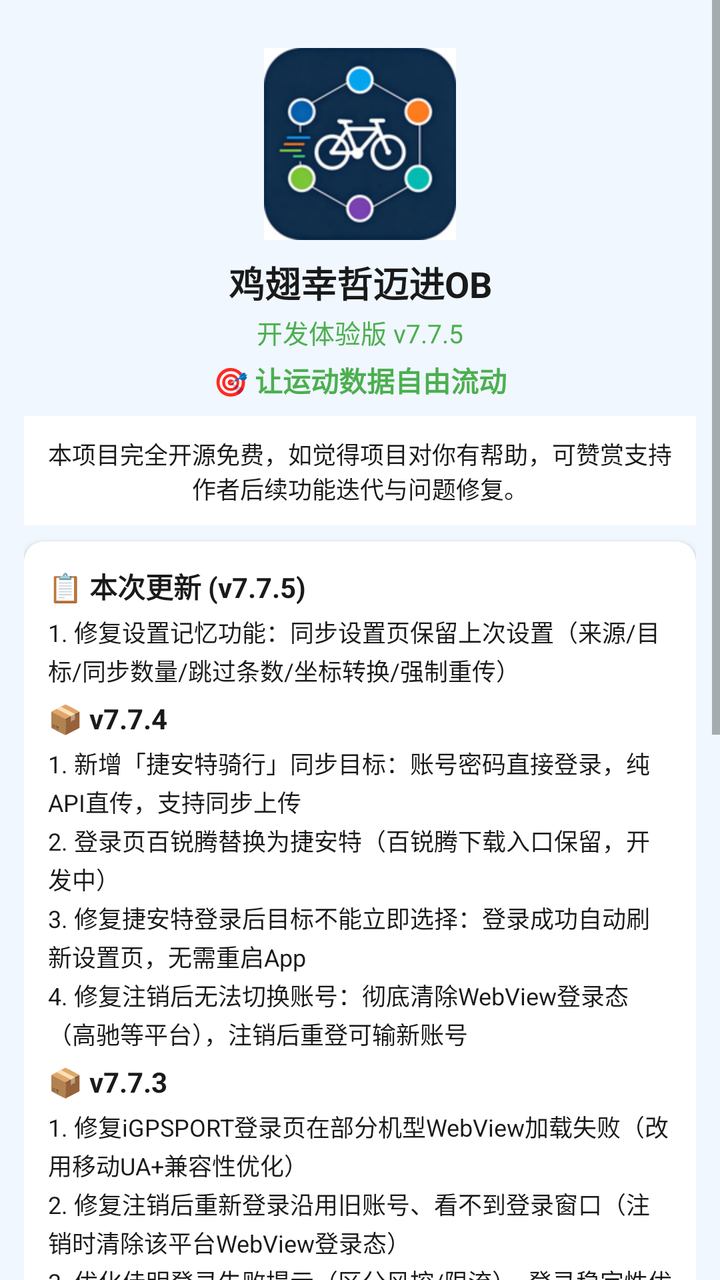
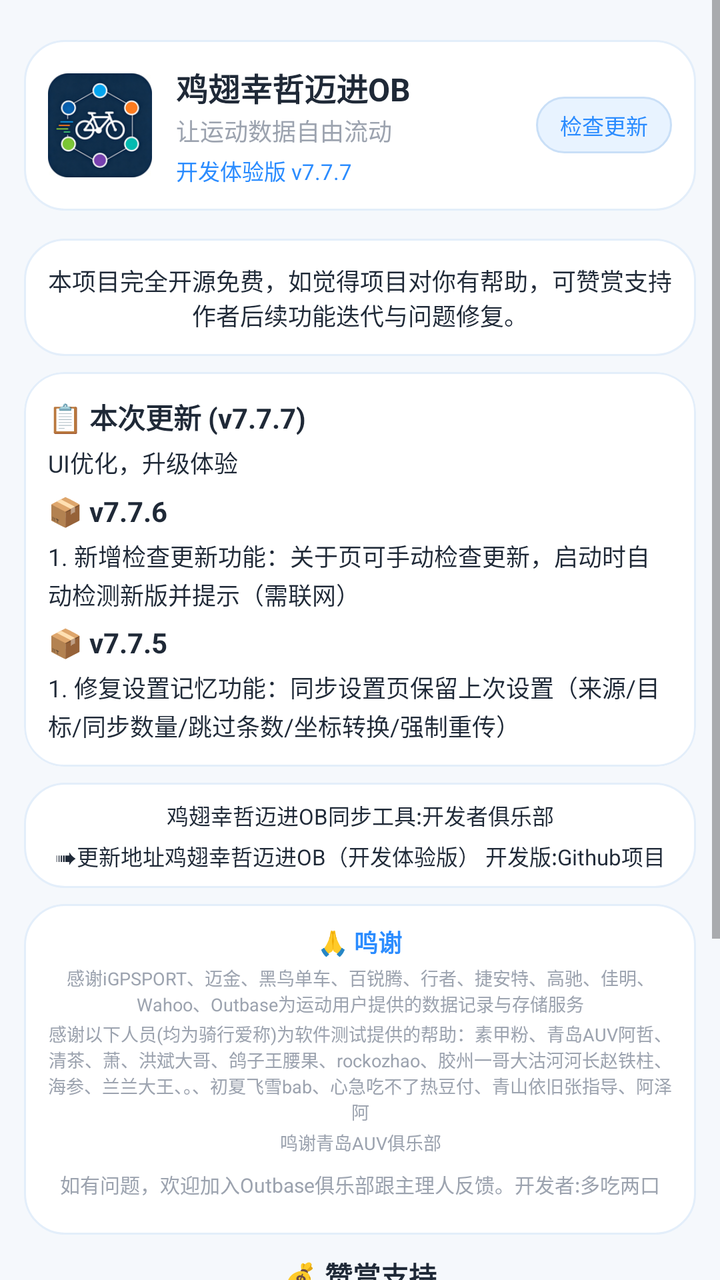

Compare the two renders of this Android layout. The source of the first and the diff that turns it into the second are given below.
<!-- AndroidManifest.xml: application theme Theme.JichiOB -->
<!-- res/layout/fragment_about.xml -->
<?xml version="1.0" encoding="utf-8"?>
<ScrollView xmlns:android="http://schemas.android.com/apk/res/android"
    xmlns:app="http://schemas.android.com/apk/res-auto"
    android:layout_width="match_parent"
    android:layout_height="match_parent"
    android:background="@color/bg_light"
    android:fillViewport="true">

    <LinearLayout
        android:layout_width="match_parent"
        android:layout_height="wrap_content"
        android:orientation="vertical"
        android:padding="12dp">

        
        <ImageView
            android:layout_width="96dp"
            android:layout_height="96dp"
            android:layout_gravity="center_horizontal"
            android:layout_marginTop="12dp"
            android:src="@mipmap/ic_launcher"
            android:contentDescription="logo" />

        
        <TextView
            android:layout_width="match_parent"
            android:layout_height="wrap_content"
            android:layout_marginTop="8dp"
            android:gravity="center"
            android:text="鸡翅幸哲迈进OB"
            android:textColor="@color/text_primary"
            android:textSize="18sp"
            android:textStyle="bold" />
        <TextView
            android:layout_width="match_parent"
            android:layout_height="wrap_content"
            android:gravity="center"
            android:layout_marginTop="2dp"
            android:text="开发体验版 v7.7.5"
            android:textColor="@color/green"
            android:textSize="13sp" />
        <TextView
            android:layout_width="match_parent"
            android:layout_height="wrap_content"
            android:gravity="center"
            android:layout_marginTop="4dp"
            android:text="🎯 让运动数据自由流动"
            android:textColor="@color/green"
            android:textSize="14sp"
            android:textStyle="bold" />

        
        <TextView
            android:layout_width="match_parent"
            android:layout_height="wrap_content"
            android:layout_marginTop="8dp"
            android:padding="10dp"
            android:background="#FFFFFF"
            android:gravity="center"
            android:text="本项目完全开源免费，如觉得项目对你有帮助，可赞赏支持作者后续功能迭代与问题修复。"
            android:textColor="@color/text_primary"
            android:textSize="12sp" />

        
        <com.google.android.material.card.MaterialCardView
            android:layout_width="match_parent"
            android:layout_height="wrap_content"
            android:layout_marginTop="8dp"
            android:layout_marginBottom="6dp"
            app:cardCornerRadius="10dp"
            app:cardElevation="2dp">
            <LinearLayout android:layout_width="match_parent" android:layout_height="wrap_content" android:orientation="vertical" android:padding="12dp">
                <TextView android:layout_width="wrap_content" android:layout_height="wrap_content" android:text="📋 本次更新 (v7.7.5)" android:textSize="14sp" android:textStyle="bold" android:textColor="@color/text_primary" />
                <TextView android:layout_width="match_parent" android:layout_height="wrap_content" android:layout_marginTop="4dp" android:text="1. 修复设置记忆功能：同步设置页保留上次设置（来源/目标/同步数量/跳过条数/坐标转换/强制重传）" android:textSize="12sp" android:textColor="@color/text_primary" android:lineSpacingExtra="2dp" />
                <TextView android:layout_width="wrap_content" android:layout_height="wrap_content" android:layout_marginTop="6dp" android:text="📦 v7.7.4" android:textSize="14sp" android:textStyle="bold" android:textColor="@color/text_primary" />
                <TextView android:layout_width="match_parent" android:layout_height="wrap_content" android:layout_marginTop="4dp" android:text="1. 新增「捷安特骑行」同步目标：账号密码直接登录，纯API直传，支持同步上传\n2. 登录页百锐腾替换为捷安特（百锐腾下载入口保留，开发中）\n3. 修复捷安特登录后目标不能立即选择：登录成功自动刷新设置页，无需重启App\n4. 修复注销后无法切换账号：彻底清除WebView登录态（高驰等平台），注销后重登可输新账号" android:textSize="12sp" android:textColor="@color/text_primary" android:lineSpacingExtra="2dp" />
                <TextView android:layout_width="wrap_content" android:layout_height="wrap_content" android:layout_marginTop="6dp" android:text="📦 v7.7.3" android:textSize="14sp" android:textStyle="bold" android:textColor="@color/text_primary" />
                <TextView android:layout_width="match_parent" android:layout_height="wrap_content" android:layout_marginTop="4dp" android:text="1. 修复iGPSPORT登录页在部分机型WebView加载失败（改用移动UA+兼容性优化）\n2. 修复注销后重新登录沿用旧账号、看不到登录窗口（注销时清除该平台WebView登录态）\n3. 优化佳明登录失败提示（区分风控/限流），登录稳定性优化" android:textSize="12sp" android:textColor="@color/text_primary" android:lineSpacingExtra="2dp" />
            </LinearLayout>
        </com.google.android.material.card.MaterialCardView>

        
        <TextView android:id="@+id/tvClubLink" android:layout_width="match_parent" android:layout_height="wrap_content" android:gravity="center" android:text="鸡翅幸哲迈进OB同步工具:开发者俱乐部" android:textColor="@color/text_primary" android:textSize="11sp" android:padding="2dp" />
        <TextView android:id="@+id/tvUpdateLink" android:layout_width="match_parent" android:layout_height="wrap_content" android:gravity="center" android:text="➠更新地址鸡翅幸哲迈进OB（开发体验版） 开发版:Github项目" android:textColor="@color/text_primary" android:textSize="11sp" android:padding="2dp" />

        
        <TextView android:layout_width="match_parent" android:layout_height="wrap_content" android:gravity="center" android:layout_marginTop="4dp" android:text="🙏 鸣谢" android:textColor="@color/text_primary" android:textSize="11sp" android:textStyle="bold" android:padding="2dp" />
        <TextView android:layout_width="match_parent" android:layout_height="wrap_content" android:gravity="center" android:text="感谢iGPSPORT、迈金、黑鸟单车、百锐腾、行者、高驰、佳明、Wahoo、Outbase为运动用户提供的数据记录与存储服务" android:textColor="@color/text_secondary" android:textSize="9sp" android:padding="1dp" />
        <TextView android:layout_width="match_parent" android:layout_height="wrap_content" android:gravity="center" android:text="感谢以下人员(均为骑行爱称)为软件测试提供的帮助：素甲粉、青岛AUV阿哲、清茶、萧、洪斌大哥、鸽子王腰果、rockozhao、胶州一哥大沽河河长赵铁柱、海参、兰兰大王、。、初夏飞雪bab、心急吃不了热豆付、青山依旧张指导、阿泽阿" android:textColor="@color/text_secondary" android:textSize="9sp" android:padding="1dp" />
        <TextView android:layout_width="match_parent" android:layout_height="wrap_content" android:gravity="center" android:text="鸣谢青岛AUV俱乐部" android:textColor="@color/text_secondary" android:textSize="9sp" android:padding="1dp" android:layout_marginBottom="4dp" />
        <TextView android:layout_width="match_parent" android:layout_height="wrap_content" android:gravity="center" android:text="如有问题，欢迎加入Outbase俱乐部跟主理人反馈。开发者:多吃两口" android:textColor="@color/text_secondary" android:textSize="10sp" android:padding="2dp" android:layout_marginBottom="8dp" />

        
        <TextView
            android:layout_width="match_parent"
            android:layout_height="wrap_content"
            android:gravity="center"
            android:layout_marginTop="4dp"
            android:text="💰 赞赏支持"
            android:textColor="@color/text_primary"
            android:textSize="14sp"
            android:textStyle="bold" />
        <LinearLayout
            android:layout_width="match_parent"
            android:layout_height="wrap_content"
            android:layout_marginTop="4dp"
            android:orientation="horizontal"
            android:gravity="center">
            <LinearLayout android:layout_width="0dp" android:layout_height="wrap_content" android:layout_weight="1" android:orientation="vertical" android:gravity="center" android:padding="4dp">
                <ImageView android:layout_width="150dp" android:layout_height="150dp" android:src="@drawable/reward_wechat" android:contentDescription="微信赞赏码" android:adjustViewBounds="true" />
                <TextView android:layout_width="wrap_content" android:layout_height="wrap_content" android:text="微信赞赏码" android:textSize="11sp" android:textColor="@color/text_secondary" android:layout_marginTop="2dp" />
            </LinearLayout>
            <LinearLayout android:layout_width="0dp" android:layout_height="wrap_content" android:layout_weight="1" android:orientation="vertical" android:gravity="center" android:padding="4dp">
                <ImageView android:layout_width="130dp" android:layout_height="wrap_content" android:src="@drawable/reward_alipay" android:contentDescription="支付宝收款码" android:adjustViewBounds="true" />
                <TextView android:layout_width="wrap_content" android:layout_height="wrap_content" android:text="支付宝收款码" android:textSize="11sp" android:textColor="@color/text_secondary" android:layout_marginTop="2dp" />
            </LinearLayout>
        </LinearLayout>
        <TextView
            android:layout_width="match_parent"
            android:layout_height="wrap_content"
            android:gravity="center"
            android:layout_marginTop="6dp"
            android:layout_marginBottom="12dp"
            android:text="本项目完全开源免费，您的赞赏将支持后续功能迭代与问题修复"
            android:textColor="@color/text_secondary"
            android:textSize="10sp" />
    </LinearLayout>
</ScrollView>
<!-- resources referenced by this layout -->
<resources>
  <color name="bg_light">#F0F7FF</color>
  <color name="green">#4CAF50</color>
  <color name="text_primary">#1A1A1A</color>
  <color name="text_secondary">#999999</color>
  <!-- drawable reward_alipay: png bitmap (drawable-nodpi, 139308 bytes) -->
  <!-- drawable reward_wechat: png bitmap (drawable-nodpi, 241727 bytes) -->
  <!-- mipmap ic_launcher: png bitmap (mipmap-hdpi, 9102 bytes) -->
  <style name="Theme.JichiOB" parent="Theme.MaterialComponents.Light.NoActionBar">
          <item name="colorPrimary">@color/primary</item>
          <item name="colorPrimaryDark">@color/primary_dark</item>
          <item name="colorAccent">@color/primary</item>
          <item name="android:statusBarColor">@color/splash_end</item>
          <item name="android:windowBackground">@color/bg_light</item>
      </style>
  <color name="primary">#1989FA</color>
  <color name="primary_dark">#0D6ED8</color>
  <color name="splash_end">#4DAAFF</color>
</resources>

<!-- the commit's change to res/layout/fragment_about.xml (unified diff, before → after) -->
@@ -13,49 +13,79 @@
         android:padding="12dp">
 
         
-        <ImageView
-            android:layout_width="96dp"
-            android:layout_height="96dp"
-            android:layout_gravity="center_horizontal"
-            android:layout_marginTop="12dp"
-            android:src="@mipmap/ic_launcher"
-            android:contentDescription="logo" />
+        <LinearLayout
+            android:layout_width="match_parent"
+            android:layout_height="wrap_content"
+            android:layout_marginTop="8dp"
+            android:layout_marginBottom="6dp"
+            android:orientation="horizontal"
+            android:gravity="center_vertical"
+            android:padding="12dp"
+            android:background="@drawable/bg_note_card">
+
+            <ImageView
+                android:layout_width="52dp"
+                android:layout_height="52dp"
+                android:src="@mipmap/ic_launcher"
+                android:contentDescription="logo" />
+
+            <LinearLayout
+                android:layout_width="0dp"
+                android:layout_height="wrap_content"
+                android:layout_weight="1"
+                android:layout_marginStart="12dp"
+                android:orientation="vertical">
+
+                <TextView
+                    android:layout_width="wrap_content"
+                    android:layout_height="wrap_content"
+                    android:text="鸡翅幸哲迈进OB"
+                    android:textColor="@color/text_primary"
+                    android:textSize="16sp"
+                    android:textStyle="bold" />
+
+                <TextView
+                    android:layout_width="wrap_content"
+                    android:layout_height="wrap_content"
+                    android:layout_marginTop="1dp"
+                    android:text="让运动数据自由流动"
+                    android:textColor="@color/text_secondary"
+                    android:textSize="12sp" />
+
+                <TextView
+                    android:layout_width="wrap_content"
+                    android:layout_height="wrap_content"
+                    android:layout_marginTop="3dp"
+                    android:text="开发体验版 v7.7.7"
+                    android:textColor="@color/primary"
+                    android:textSize="11sp" />
+            </LinearLayout>
+
+            
+            <TextView
+                android:id="@+id/btnCheckUpdate"
+                android:layout_width="wrap_content"
+                android:layout_height="wrap_content"
+                android:layout_marginStart="8dp"
+                android:background="@drawable/bg_check_update"
+                android:clickable="true"
+                android:focusable="true"
+                android:paddingStart="12dp"
+                android:paddingTop="6dp"
+                android:paddingEnd="12dp"
+                android:paddingBottom="6dp"
+                android:text="检查更新"
+                android:textColor="@color/primary"
+                android:textSize="11sp" />
+        </LinearLayout>
 
         
         <TextView
             android:layout_width="match_parent"
             android:layout_height="wrap_content"
             android:layout_marginTop="8dp"
-            android:gravity="center"
-            android:text="鸡翅幸哲迈进OB"
-            android:textColor="@color/text_primary"
-            android:textSize="18sp"
-            android:textStyle="bold" />
-        <TextView
-            android:layout_width="match_parent"
-            android:layout_height="wrap_content"
-            android:gravity="center"
-            android:layout_marginTop="2dp"
-            android:text="开发体验版 v7.7.5"
-            android:textColor="@color/green"
-            android:textSize="13sp" />
-        <TextView
-            android:layout_width="match_parent"
-            android:layout_height="wrap_content"
-            android:gravity="center"
-            android:layout_marginTop="4dp"
-            android:text="🎯 让运动数据自由流动"
-            android:textColor="@color/green"
-            android:textSize="14sp"
-            android:textStyle="bold" />
-
-        
-        <TextView
-            android:layout_width="match_parent"
-            android:layout_height="wrap_content"
-            android:layout_marginTop="8dp"
-            android:padding="10dp"
-            android:background="#FFFFFF"
+            android:padding="12dp"
+            android:background="@drawable/bg_note_card"
             android:gravity="center"
             android:text="本项目完全开源免费，如觉得项目对你有帮助，可赞赏支持作者后续功能迭代与问题修复。"
             android:textColor="@color/text_primary"
@@ -67,28 +97,48 @@
             android:layout_height="wrap_content"
             android:layout_marginTop="8dp"
             android:layout_marginBottom="6dp"
-            app:cardCornerRadius="10dp"
-            app:cardElevation="2dp">
+            app:cardCornerRadius="20dp"
+            app:cardElevation="0dp"
+                app:strokeColor="#E3EEFA"
+                app:strokeWidth="1dp">
             <LinearLayout android:layout_width="match_parent" android:layout_height="wrap_content" android:orientation="vertical" android:padding="12dp">
-                <TextView android:layout_width="wrap_content" android:layout_height="wrap_content" android:text="📋 本次更新 (v7.7.5)" android:textSize="14sp" android:textStyle="bold" android:textColor="@color/text_primary" />
+                <TextView android:layout_width="wrap_content" android:layout_height="wrap_content" android:text="📋 本次更新 (v7.7.7)" android:textSize="14sp" android:textStyle="bold" android:textColor="@color/text_primary" />
+                <TextView android:layout_width="match_parent" android:layout_height="wrap_content" android:layout_marginTop="4dp" android:text="UI优化，升级体验" android:textSize="12sp" android:textColor="@color/text_primary" android:lineSpacingExtra="2dp" />
+                <TextView android:layout_width="wrap_content" android:layout_height="wrap_content" android:layout_marginTop="6dp" android:text="📦 v7.7.6" android:textSize="14sp" android:textStyle="bold" android:textColor="@color/text_primary" />
+                <TextView android:layout_width="match_parent" android:layout_height="wrap_content" android:layout_marginTop="4dp" android:text="1. 新增检查更新功能：关于页可手动检查更新，启动时自动检测新版并提示（需联网）" android:textSize="12sp" android:textColor="@color/text_primary" android:lineSpacingExtra="2dp" />
+                <TextView android:layout_width="wrap_content" android:layout_height="wrap_content" android:layout_marginTop="6dp" android:text="📦 v7.7.5" android:textSize="14sp" android:textStyle="bold" android:textColor="@color/text_primary" />
                 <TextView android:layout_width="match_parent" android:layout_height="wrap_content" android:layout_marginTop="4dp" android:text="1. 修复设置记忆功能：同步设置页保留上次设置（来源/目标/同步数量/跳过条数/坐标转换/强制重传）" android:textSize="12sp" android:textColor="@color/text_primary" android:lineSpacingExtra="2dp" />
-                <TextView android:layout_width="wrap_content" android:layout_height="wrap_content" android:layout_marginTop="6dp" android:text="📦 v7.7.4" android:textSize="14sp" android:textStyle="bold" android:textColor="@color/text_primary" />
-                <TextView android:layout_width="match_parent" android:layout_height="wrap_content" android:layout_marginTop="4dp" android:text="1. 新增「捷安特骑行」同步目标：账号密码直接登录，纯API直传，支持同步上传\n2. 登录页百锐腾替换为捷安特（百锐腾下载入口保留，开发中）\n3. 修复捷安特登录后目标不能立即选择：登录成功自动刷新设置页，无需重启App\n4. 修复注销后无法切换账号：彻底清除WebView登录态（高驰等平台），注销后重登可输新账号" android:textSize="12sp" android:textColor="@color/text_primary" android:lineSpacingExtra="2dp" />
-                <TextView android:layout_width="wrap_content" android:layout_height="wrap_content" android:layout_marginTop="6dp" android:text="📦 v7.7.3" android:textSize="14sp" android:textStyle="bold" android:textColor="@color/text_primary" />
-                <TextView android:layout_width="match_parent" android:layout_height="wrap_content" android:layout_marginTop="4dp" android:text="1. 修复iGPSPORT登录页在部分机型WebView加载失败（改用移动UA+兼容性优化）\n2. 修复注销后重新登录沿用旧账号、看不到登录窗口（注销时清除该平台WebView登录态）\n3. 优化佳明登录失败提示（区分风控/限流），登录稳定性优化" android:textSize="12sp" android:textColor="@color/text_primary" android:lineSpacingExtra="2dp" />
             </LinearLayout>
         </com.google.android.material.card.MaterialCardView>
 
         
-        <TextView android:id="@+id/tvClubLink" android:layout_width="match_parent" android:layout_height="wrap_content" android:gravity="center" android:text="鸡翅幸哲迈进OB同步工具:开发者俱乐部" android:textColor="@color/text_primary" android:textSize="11sp" android:padding="2dp" />
-        <TextView android:id="@+id/tvUpdateLink" android:layout_width="match_parent" android:layout_height="wrap_content" android:gravity="center" android:text="➠更新地址鸡翅幸哲迈进OB（开发体验版） 开发版:Github项目" android:textColor="@color/text_primary" android:textSize="11sp" android:padding="2dp" />
+        <LinearLayout
+            android:layout_width="match_parent"
+            android:layout_height="wrap_content"
+            android:layout_marginTop="2dp"
+            android:layout_marginBottom="6dp"
+            android:orientation="vertical"
+            android:padding="6dp"
+            android:background="@drawable/bg_note_card">
+            <TextView android:id="@+id/tvClubLink" android:layout_width="match_parent" android:layout_height="wrap_content" android:gravity="center" android:text="鸡翅幸哲迈进OB同步工具:开发者俱乐部" android:textColor="@color/text_primary" android:textSize="11sp" android:padding="2dp" />
+            <TextView android:id="@+id/tvUpdateLink" android:layout_width="match_parent" android:layout_height="wrap_content" android:gravity="center" android:text="➠更新地址鸡翅幸哲迈进OB（开发体验版） 开发版:Github项目" android:textColor="@color/text_primary" android:textSize="11sp" android:padding="2dp" />
+        </LinearLayout>
 
         
-        <TextView android:layout_width="match_parent" android:layout_height="wrap_content" android:gravity="center" android:layout_marginTop="4dp" android:text="🙏 鸣谢" android:textColor="@color/text_primary" android:textSize="11sp" android:textStyle="bold" android:padding="2dp" />
-        <TextView android:layout_width="match_parent" android:layout_height="wrap_content" android:gravity="center" android:text="感谢iGPSPORT、迈金、黑鸟单车、百锐腾、行者、高驰、佳明、Wahoo、Outbase为运动用户提供的数据记录与存储服务" android:textColor="@color/text_secondary" android:textSize="9sp" android:padding="1dp" />
-        <TextView android:layout_width="match_parent" android:layout_height="wrap_content" android:gravity="center" android:text="感谢以下人员(均为骑行爱称)为软件测试提供的帮助：素甲粉、青岛AUV阿哲、清茶、萧、洪斌大哥、鸽子王腰果、rockozhao、胶州一哥大沽河河长赵铁柱、海参、兰兰大王、。、初夏飞雪bab、心急吃不了热豆付、青山依旧张指导、阿泽阿" android:textColor="@color/text_secondary" android:textSize="9sp" android:padding="1dp" />
-        <TextView android:layout_width="match_parent" android:layout_height="wrap_content" android:gravity="center" android:text="鸣谢青岛AUV俱乐部" android:textColor="@color/text_secondary" android:textSize="9sp" android:padding="1dp" android:layout_marginBottom="4dp" />
-        <TextView android:layout_width="match_parent" android:layout_height="wrap_content" android:gravity="center" android:text="如有问题，欢迎加入Outbase俱乐部跟主理人反馈。开发者:多吃两口" android:textColor="@color/text_secondary" android:textSize="10sp" android:padding="2dp" android:layout_marginBottom="8dp" />
+        <LinearLayout
+            android:layout_width="match_parent"
+            android:layout_height="wrap_content"
+            android:layout_marginTop="2dp"
+            android:layout_marginBottom="6dp"
+            android:orientation="vertical"
+            android:padding="8dp"
+            android:background="@drawable/bg_note_card">
+            <TextView android:layout_width="match_parent" android:layout_height="wrap_content" android:gravity="center" android:text="🙏 鸣谢" android:textColor="@color/primary" android:textSize="12sp" android:textStyle="bold" android:padding="2dp" />
+            <TextView android:layout_width="match_parent" android:layout_height="wrap_content" android:gravity="center" android:text="感谢iGPSPORT、迈金、黑鸟单车、百锐腾、行者、捷安特、高驰、佳明、Wahoo、Outbase为运动用户提供的数据记录与存储服务" android:textColor="@color/text_secondary" android:textSize="9sp" android:padding="1dp" />
+            <TextView android:layout_width="match_parent" android:layout_height="wrap_content" android:gravity="center" android:text="感谢以下人员(均为骑行爱称)为软件测试提供的帮助：素甲粉、青岛AUV阿哲、清茶、萧、洪斌大哥、鸽子王腰果、rockozhao、胶州一哥大沽河河长赵铁柱、海参、兰兰大王、。、初夏飞雪bab、心急吃不了热豆付、青山依旧张指导、阿泽阿" android:textColor="@color/text_secondary" android:textSize="9sp" android:padding="1dp" />
+            <TextView android:layout_width="match_parent" android:layout_height="wrap_content" android:gravity="center" android:text="鸣谢青岛AUV俱乐部" android:textColor="@color/text_secondary" android:textSize="9sp" android:padding="1dp" android:layout_marginBottom="4dp" />
+            <TextView android:layout_width="match_parent" android:layout_height="wrap_content" android:gravity="center" android:text="如有问题，欢迎加入Outbase俱乐部跟主理人反馈。开发者:多吃两口" android:textColor="@color/text_secondary" android:textSize="10sp" android:padding="2dp" android:layout_marginBottom="8dp" />
+        </LinearLayout>
 
         
         <TextView
<!-- resource entries referenced after the edit -->
@@ -1,9 +1,26 @@
 <!-- resources referenced by this layout -->
 <resources>
-  <color name="bg_light">#F0F7FF</color>
-  <color name="green">#4CAF50</color>
-  <color name="text_primary">#1A1A1A</color>
-  <color name="text_secondary">#999999</color>
+  <color name="bg_light">#F5F8FC</color>
+  <color name="text_primary">#1F2937</color>
+  <color name="text_secondary">#9CA3AF</color>
+  <!-- drawable bg_check_update (drawable) -->
+  <?xml version="1.0" encoding="utf-8"?>
+  <shape xmlns:android="http://schemas.android.com/apk/res/android"
+      android:shape="rectangle">
+      <solid android:color="#E8F3FF" />
+      <corners android:radius="18dp" />
+      <stroke
+          android:width="1dp"
+          android:color="#C9DFF7" />
+  </shape>
+  <!-- drawable bg_note_card (drawable) -->
+  <?xml version="1.0" encoding="utf-8"?>
+  <shape xmlns:android="http://schemas.android.com/apk/res/android"
+      android:shape="rectangle">
+      <solid android:color="#FFFFFF" />
+      <corners android:radius="20dp" />
+      <stroke android:width="1dp" android:color="#E3EEFA" />
+  </shape>
   <!-- drawable reward_alipay: png bitmap (drawable-nodpi, 139308 bytes) -->
   <!-- drawable reward_wechat: png bitmap (drawable-nodpi, 241727 bytes) -->
   <!-- mipmap ic_launcher: png bitmap (mipmap-hdpi, 9102 bytes) -->
@@ -11,11 +28,10 @@
           <item name="colorPrimary">@color/primary</item>
           <item name="colorPrimaryDark">@color/primary_dark</item>
           <item name="colorAccent">@color/primary</item>
-          <item name="android:statusBarColor">@color/splash_end</item>
+          <item name="android:statusBarColor">@color/bg_light</item>
           <item name="android:windowBackground">@color/bg_light</item>
       </style>
-  <color name="primary">#1989FA</color>
-  <color name="primary_dark">#0D6ED8</color>
-  <color name="splash_end">#4DAAFF</color>
+  <color name="primary">#2B8CFF</color>
+  <color name="primary_dark">#1A6FDB</color>
 </resources>
 
